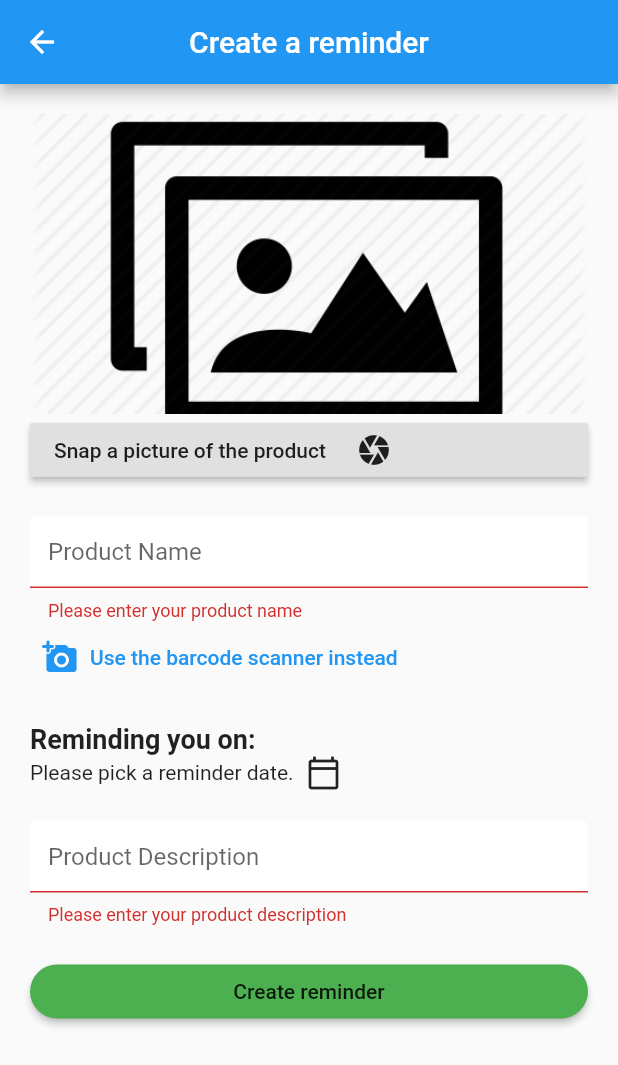
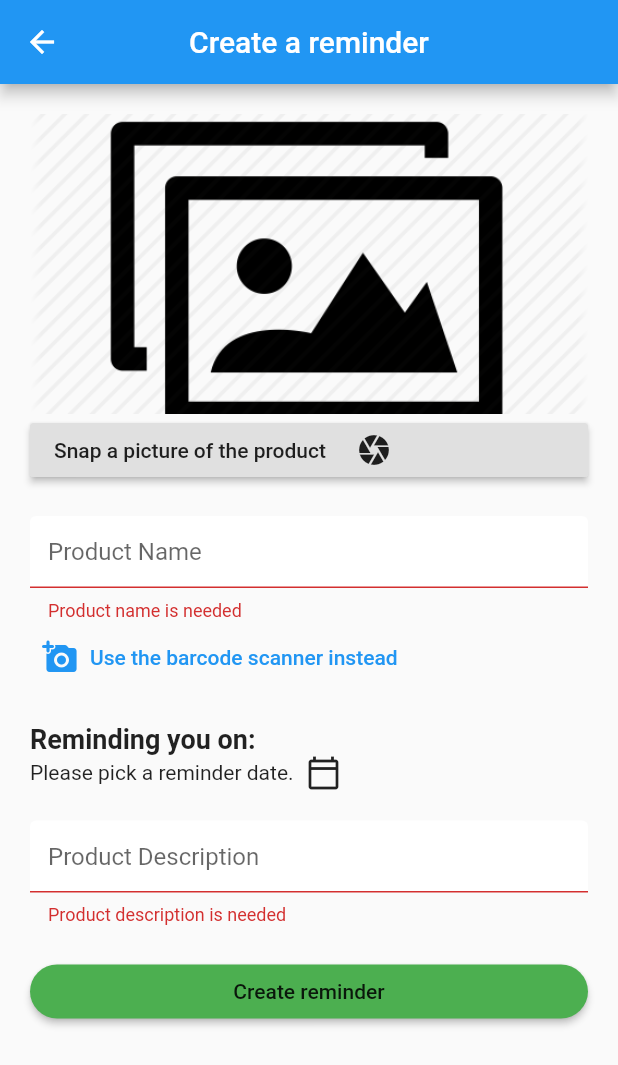
Before and after one commit to randomnose/expiry_reminder, a Flutter app: the AddNewReminder screen opened directly, after a tap on "Create reminder", on a phone screen of 412 x 824 dp. Shown: the top 1065 px of the screen. Run offline on Flutter 3.47's test engine with Material 2 defaults, Android fonts, the phone set to English and light mode, and no system bars; our stand-ins replace cloud_firestore, firebase_auth, flutter_spinkit, get; accounts and stored records are empty.

Commit message:
- database done set up, reminders can also display on home screen

```diff
--- a/lib/screens/form/reminder_form.dart
+++ b/lib/screens/form/reminder_form.dart
@@ -1,6 +1,14 @@
+import 'package:expiry_reminder/models/user.dart';
+import 'package:expiry_reminder/services/database.dart';
 import 'package:expiry_reminder/shared/constants.dart';
 import 'package:flutter/material.dart';
 import 'package:get/get.dart';
+import 'package:cloud_firestore/cloud_firestore.dart';
+import 'package:provider/provider.dart';
+
+// ========================================================
+// TODO: fix the validator
+// ========================================================
 
 class AddNewReminder extends StatefulWidget {
   @override
@@ -9,16 +17,13 @@ class AddNewReminder extends StatefulWidget {
 
 class _AddNewReminder extends State<AddNewReminder> {
   GlobalKey<FormState> _formKey;
-  String productName = '';
   DateTime reminderTime = DateTime.now();
-  String description = '';
 
   String error = '';
   bool hasPickedDate = false;
 
   TextEditingController _nameController;
   TextEditingController _descriptionController;
-
 
   @override
   void initState() {
@@ -38,6 +43,13 @@ class _AddNewReminder extends State<AddNewReminder> {
 
   @override
   Widget build(BuildContext context) {
+    final user = Provider.of<User>(context);
+
+    CollectionReference reminderCollection = Firestore.instance
+        .collection('appUsers')
+        .document(user.uid)
+        .collection('reminders');
+
     return Scaffold(
         appBar: AppBar(
           title: Text('Create a reminder'),
@@ -76,16 +88,15 @@ class _AddNewReminder extends State<AddNewReminder> {
                   SizedBox(height: 20),
                   TextFormField(
                     controller: _nameController,
-                    validator: (formVal) => formVal.length == 0
-                        ? 'Please enter your product name'
-                        : '',
+                    validator: (formVal) {
+                      if (formVal == null || formVal.isEmpty) {
+                        return 'Product name is needed';
+                      } else {
+                        return null;
+                      }
+                    },
                     decoration:
                         textInputDecoration.copyWith(hintText: 'Product Name'),
-                    onChanged: (value) {
-                      setState(() {
-                        productName = value;
-                      });
-                    },
                   ),
                   TextButton.icon(
                     label: Text('Use the barcode scanner instead   '),
@@ -116,16 +127,15 @@ class _AddNewReminder extends State<AddNewReminder> {
                   SizedBox(height: 20),
                   TextFormField(
                     controller: _descriptionController,
-                    validator: (formVal) => formVal.length == 0
-                        ? 'Please enter your product description'
-                        : '',
+                    validator: (formVal) {
+                      if (formVal == null || formVal.isEmpty) {
+                        return 'Product description is needed';
+                      } else {
+                        return null;
+                      }
+                    },
                     decoration: textInputDecoration.copyWith(
                         hintText: 'Product Description'),
-                    onChanged: (value) {
-                      setState(() {
-                        description = value;
-                      });
-                    },
                   ),
                   SizedBox(height: 20),
                   ButtonTheme(
@@ -135,12 +145,21 @@ class _AddNewReminder extends State<AddNewReminder> {
                     child: RaisedButton(
                       color: Colors.green,
                       child: Text('Create reminder'),
-                      onPressed: () {
+                      onPressed: () async {
                         if (_formKey.currentState.validate() &&
-                            reminderTime != null) {
-                          print('all is good!!!!');
+                            hasPickedDate == true) {
+                          reminderCollection.add({
+                            'reminderImage': '',
+                            'reminderName': _nameController.text,
+                            'reminderDate': reminderTime,
+                            'reminderDesc': _descriptionController.text
+                          }).whenComplete(() => Navigator.pop(context));
+                          print('all is good');
                         } else {
                           print('please check ur details');
+                          print(_nameController.text);
+                          print(reminderTime.toString());
+                          print(_descriptionController.text);
                         }
                       },
                     ),
--- a/lib/services/auth.dart
+++ b/lib/services/auth.dart
@@ -1,5 +1,7 @@
 import 'package:expiry_reminder/models/user.dart';
 import 'package:firebase_auth/firebase_auth.dart';
+
+import 'database.dart';
 
 class AuthService {
   final FirebaseAuth _auth = FirebaseAuth.instance;
@@ -49,7 +51,7 @@ class AuthService {
       FirebaseUser user = result.user;
 
       // create a new document for user with the particular uid
-      // await DatabaseService(uid: user.uid).updateUserData('0', 'New Member', 100);
+      await DatabaseService(uid: user.uid).updateUserData('New member', user.email);
 
       return _userFromFirebaseUser(user);
     } catch (error) {
--- a/lib/services/database.dart
+++ b/lib/services/database.dart
@@ -1,18 +1,19 @@
-// import 'package:cloud_firestore/cloud_firestore.dart';
-// import 'package:expiry_reminder/models/reminder.dart';
-// import 'package:expiry_reminder/models/user.dart';
+import 'package:cloud_firestore/cloud_firestore.dart';
+import 'package:expiry_reminder/models/user.dart';
 
-// class DatabaseService {
-//   final String uid;
+class DatabaseService {
+  final String uid;
 
 //   // collection reference
 //   // a reference to a particular collection in FireStore Database
+  final CollectionReference appUserCollection =
+      Firestore.instance.collection('appUsers');
 //   // final CollectionReference expiryReminderCollection =
 //   //     Firestore.instance.collection('testingCollection');
 //   final CollectionReference testingCollection =
 //       Firestore.instance.collection('testingCollection');
 
-//   DatabaseService({this.uid});
+  DatabaseService({this.uid});
 
 //   // Future updateUserData(String name, List<dynamic> reminders) async {
 //   //   return await expiryReminderCollection.document(uid).setData({
@@ -21,11 +22,11 @@
 //   //     'reminders': reminders
 //   //   });
 //   // }
-//   // Future updateUserData(String sugars, String name, int strength) async {
-//   //   return await testingCollection
-//   //       .document(uid)
-//   //       .setData({'sugars': sugars, 'name': name, 'strength': strength});
-//   // }
+  Future updateUserData(String name, String email) async {
+    return await appUserCollection
+        .document(uid)
+        .setData({'name': name, 'email': email});
+  }
 
 //   // // reminder list from snapshot
 //   // List<Reminder> _reminderListFromSnapshot(QuerySnapshot snapshot) {
@@ -68,4 +69,4 @@
 //   //     strength: userData.strength
 //   //   );
 //   // }
-// }
+}
```
Also changed, not shown: lib/screens/home/home.dart (+22 -8 lines), lib/screens/home/reminder_tile.dart (+7 -2 lines).
